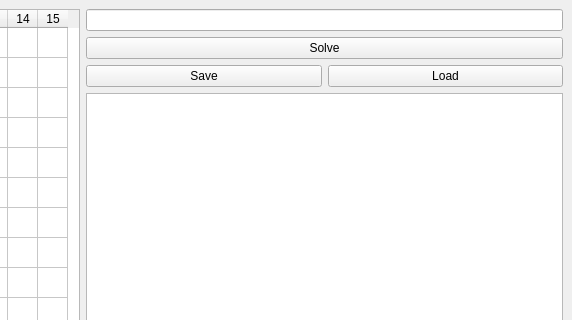
Qt form scrabblegui.ui (ipha/scrabble-qt) before a commit; both pictures show x 410 to 982 and y 0 to 320 of the 982 by 493 pixel window.
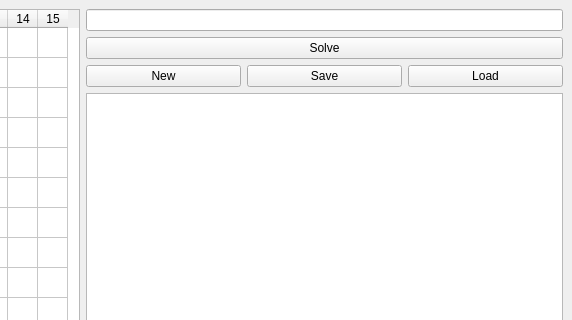
The same form after that commit.

Commit message: new game button

Patch:
```diff
--- a/scrabblegui.ui
+++ b/scrabblegui.ui
@@ -229,6 +229,13 @@
       </item>
       <item>
        <layout class="QHBoxLayout" name="horizontalLayout_2">
+        <item>
+         <widget class="QPushButton" name="new_btn">
+          <property name="text">
+           <string>New</string>
+          </property>
+         </widget>
+        </item>
         <item>
          <widget class="QPushButton" name="save_btn">
           <property name="text">
```
Left out of the diff: 76 changed lines with no effect on the pictures. The commit also changes 5 other files.
